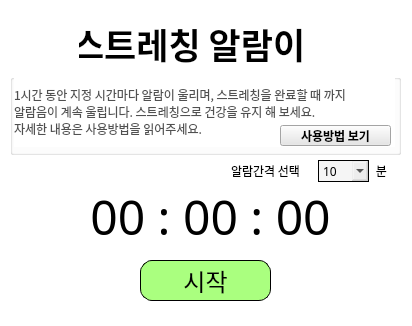
Old version of the form Contest_jeh.ui in the repository JangEunhee0317/Contest_jeh.
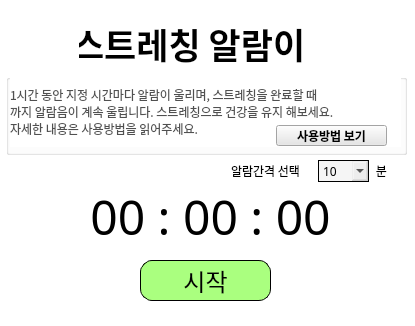
New version of the form. Icons and pictures are not drawn.

```diff
--- a/Contest_jeh.ui
+++ b/Contest_jeh.ui
@@ -6,7 +6,7 @@
    <rect>
     <x>0</x>
     <y>0</y>
-    <width>412</width>
+    <width>415</width>
     <height>326</height>
    </rect>
   </property>
@@ -195,9 +195,9 @@
    <widget class="QGroupBox" name="groupBox">
     <property name="geometry">
      <rect>
-      <x>10</x>
+      <x>6</x>
       <y>74</y>
-      <width>391</width>
+      <width>401</width>
       <height>81</height>
      </rect>
     </property>
@@ -212,7 +212,7 @@
       <rect>
        <x>4</x>
        <y>2</y>
-       <width>381</width>
+       <width>391</width>
        <height>71</height>
       </rect>
      </property>
@@ -229,8 +229,8 @@
 color: rgb(80, 80, 80);</string>
      </property>
      <property name="text">
-      <string>1시간 동안 지정 시간마다 알람이 울리며, 스트레칭을 완료할 때 까지
-알람음이 계속 울립니다. 스트레칭으로 건강을 유지 해 보세요.
+      <string>1시간 동안 지정 시간마다 알람이 울리며, 스트레칭을 완료할 때
+까지 알람음이 계속 울립니다. 스트레칭으로 건강을 유지 해보세요.
 자세한 내용은 사용방법을 읽어주세요.</string>
      </property>
     </widget>
```
